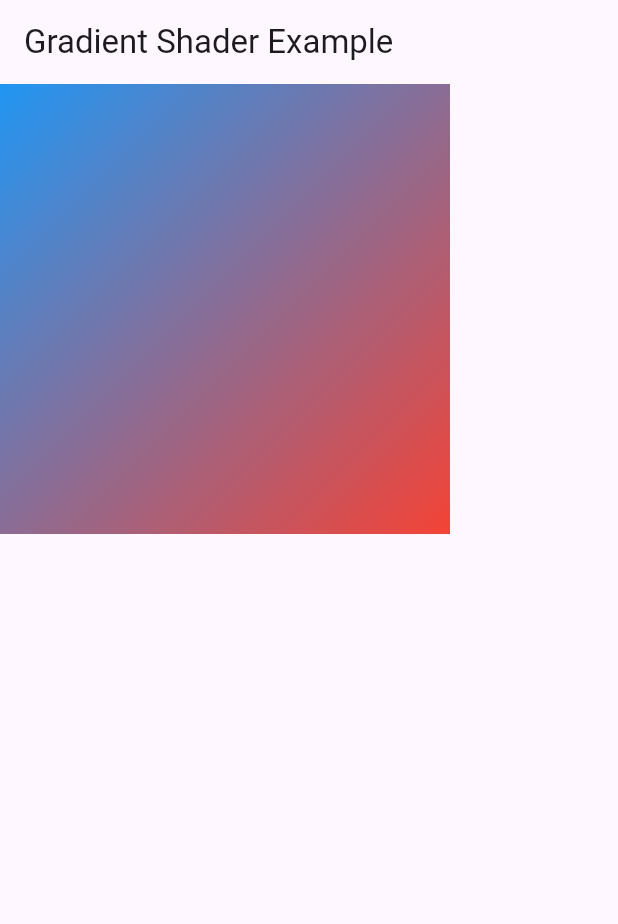
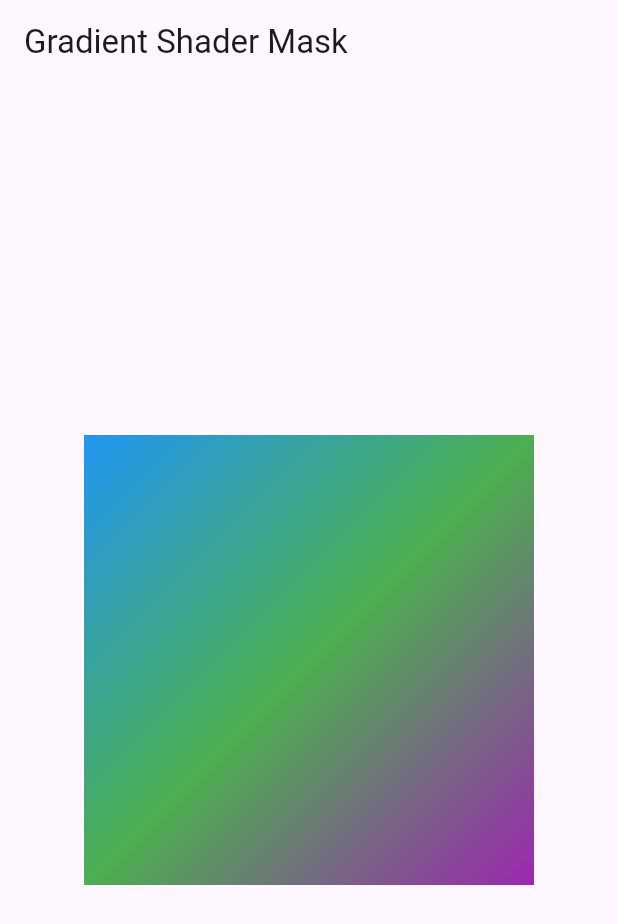
Before and after one commit to nicowalter256/animations, a Flutter app: the screen it shows after launch, on a phone screen of 412 x 824 dp. Shown: the top 924 px of the screen. Run offline on Flutter 3.47's test engine with Material 3 defaults, Android fonts, the phone set to English and light mode, and no system bars.

Commit message:
Added shader mask

```diff
--- a/lib/main.dart
+++ b/lib/main.dart
@@ -5,6 +5,7 @@ import 'views/home_screen.dart';
 import 'views/shaders/custom_shader.dart';
 import 'views/shaders/linear_gradient_shader.dart';
 import 'views/shaders/radial_gradient_shader.dart';
+import 'views/shaders/shader_mask.dart';
 import 'views/shape1.dart';
 import 'views/shape2.dart';
 import 'views/shape3.dart';
@@ -26,7 +27,7 @@ class MyApp extends StatelessWidget {
         colorScheme: ColorScheme.fromSeed(seedColor: Colors.deepPurple),
         useMaterial3: true,
       ),
-      home: GradientShaderExample(),
+      home: GradientShaderMaskExample(),
     );
   }
 }
--- /dev/null
+++ b/lib/views/shaders/shader_mask.dart
@@ -0,0 +1,30 @@
+import 'package:flutter/material.dart';
+
+class GradientShaderMaskExample extends StatelessWidget {
+  @override
+  Widget build(BuildContext context) {
+    return Scaffold(
+      appBar: AppBar(title: Text("Gradient Shader Mask")),
+      body: Center(
+        child: ShaderMask(
+          shaderCallback: (bounds) {
+            return LinearGradient(
+              begin: Alignment.topLeft,
+              end: Alignment.bottomRight,
+              colors: [Colors.blue, Colors.green, Colors.purple],
+            ).createShader(bounds);
+          },
+          child: Container(
+            width: 300,
+            height: 300,
+            color: Colors.white,
+          ),
+        ),
+      ),
+    );
+  }
+}
+
+void main() {
+  runApp(MaterialApp(home: GradientShaderMaskExample()));
+}
```
